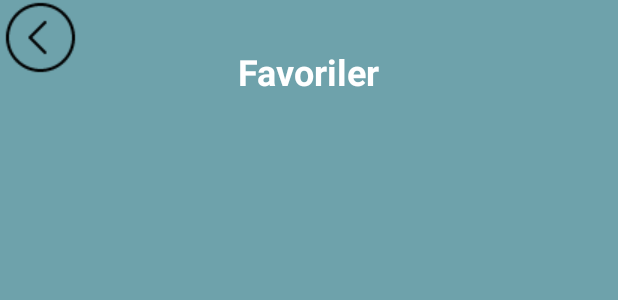
After one commit to Emrecanm/Mobil-Piyano, an Android app: the layout activity_favoriler.xml on its own in the app's theme, with its tools: preview values and no code run, on a phone screen of 412 x 824 dp. The commit adds this screen. Shown: the top 300 px of the screen. Run offline under Robolectric (Android 15) with nearby library versions, the phone set to English and light mode, and no system bars.

Commit message:
Favori menüsü eklendi

```diff
--- a/app/src/main/AndroidManifest.xml
+++ b/app/src/main/AndroidManifest.xml
@@ -12,6 +12,9 @@
         android:supportsRtl="true"
         android:theme="@style/Theme.Denemee"
         tools:targetApi="31">
+        <activity
+            android:name=".Favoriler"
+            android:exported="false" />
         <activity
             android:name=".SarkiListesi"
             android:exported="false" />
--- a/app/src/main/java/com/example/denemee/MainActivity.kt
+++ b/app/src/main/java/com/example/denemee/MainActivity.kt
@@ -39,5 +39,11 @@ class MainActivity : AppCompatActivity() {
             val intent= Intent (this,SarkiListesi::class.java)
             startActivity(intent)
         }
+        val button4=findViewById<ImageButton>(R.id.favorilerbutton)
+
+        button4.setOnClickListener{
+            val intent =Intent(this,Favoriler::class.java)
+            startActivity(intent)
+        }
     }
 }
--- /dev/null
+++ b/app/src/main/res/layout/activity_favoriler.xml
@@ -0,0 +1,36 @@
+<?xml version="1.0" encoding="utf-8"?>
+<androidx.constraintlayout.widget.ConstraintLayout xmlns:android="http://schemas.android.com/apk/res/android"
+    xmlns:app="http://schemas.android.com/apk/res-auto"
+    xmlns:tools="http://schemas.android.com/tools"
+    android:id="@+id/main"
+    android:layout_width="match_parent"
+    android:layout_height="match_parent"
+    android:background="#B2327F87"
+    tools:context=".Favoriler">
+
+    <TextView
+        android:id="@+id/textView17"
+        android:layout_width="wrap_content"
+        android:layout_height="wrap_content"
+        android:layout_marginStart="122dp"
+        android:layout_marginTop="31dp"
+        android:layout_marginEnd="177dp"
+        android:fontFamily="Arial"
+        android:text="Favoriler"
+        android:textColor="#FFFFFF"
+        android:textSize="24sp"
+        android:textStyle="bold"
+        android:typeface="sans"
+        app:layout_constraintEnd_toEndOf="parent"
+        app:layout_constraintStart_toEndOf="@+id/back1Button2"
+        app:layout_constraintTop_toTopOf="parent" />
+
+    <ImageButton
+        android:id="@+id/back1Button2"
+        android:layout_width="54dp"
+        android:layout_height="50dp"
+        android:layout_gravity="left"
+        android:backgroundTint="#00000000"
+        app:srcCompat="@drawable/back_to" />
+
+</androidx.constraintlayout.widget.ConstraintLayout>
--- a/app/src/main/res/layout/activity_main.xml
+++ b/app/src/main/res/layout/activity_main.xml
@@ -82,7 +82,7 @@
         tools:ignore="MissingConstraints" />
 
     <ImageButton
-        android:id="@+id/favoriler.button"
+        android:id="@+id/favorilerbutton"
         android:layout_width="80dp"
         android:layout_height="77dp"
         android:background="@drawable/rounded_button_background"
```
Also changed, not shown: app/src/main/java/com/example/denemee/Favoriler.kt (added, +28 -0 lines).
